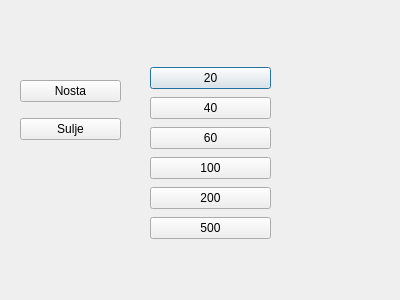
This is bankautomat/nosta_rahaa.ui in banksimul2022/group5 as Qt 5 draws it before an edit. The edited form follows.
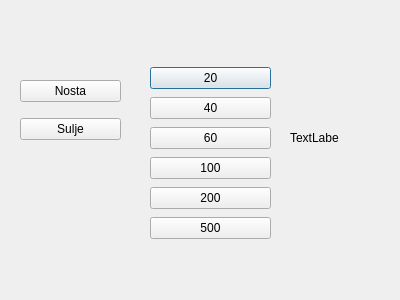
This is the edited form.

What changed in the file:
```diff
--- a/bankautomat/nosta_rahaa.ui
+++ b/bankautomat/nosta_rahaa.ui
@@ -93,6 +93,19 @@
     </item>
    </layout>
   </widget>
+  <widget class="QLabel" name="label">
+   <property name="geometry">
+    <rect>
+     <x>290</x>
+     <y>130</y>
+     <width>49</width>
+     <height>16</height>
+    </rect>
+   </property>
+   <property name="text">
+    <string>TextLabel</string>
+   </property>
+  </widget>
  </widget>
  <resources/>
  <connections/>
```
Left out of the diff: 6 changed lines with no effect on the pictures.
